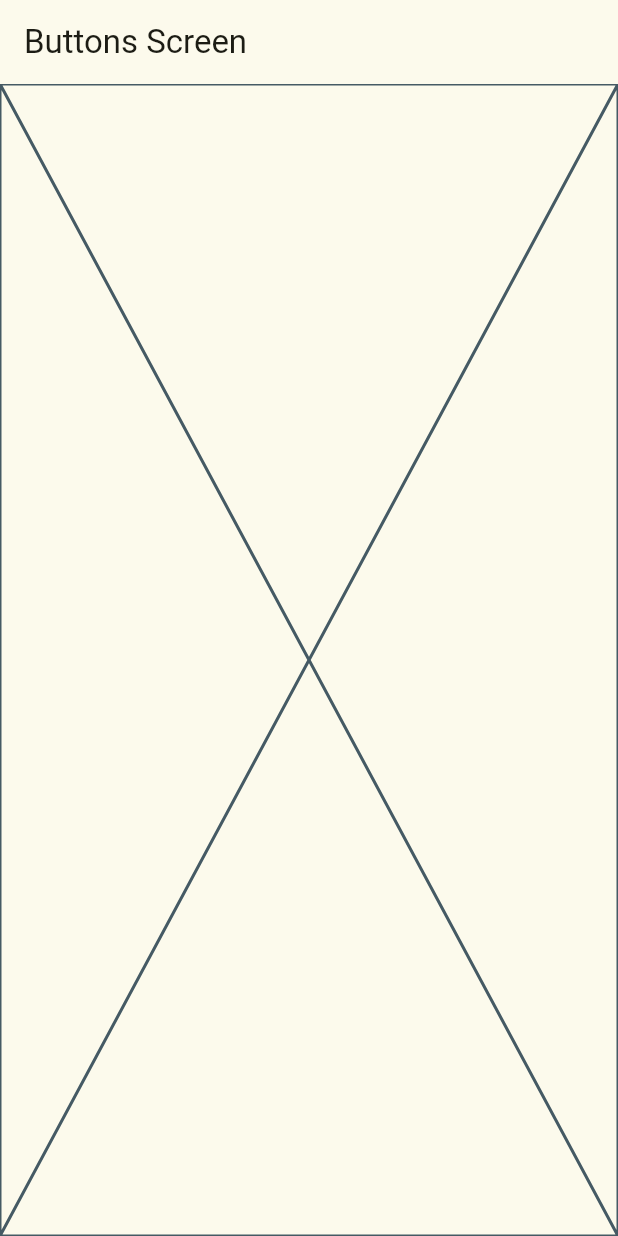
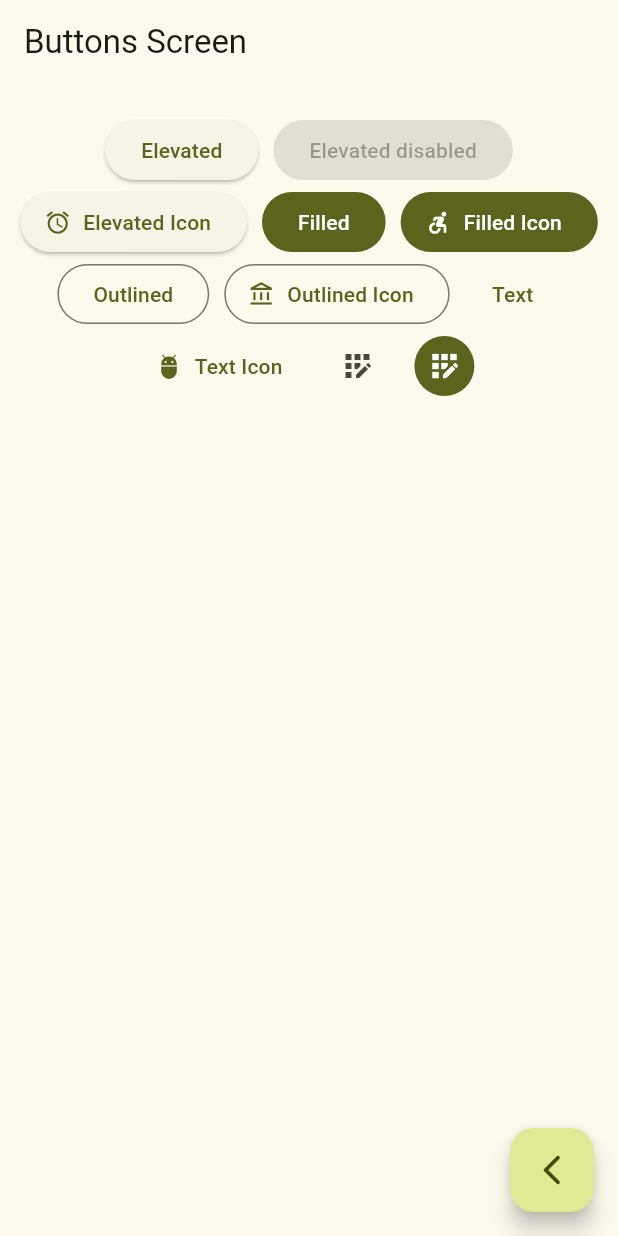
Before and after one commit to oscarruiz05/widgets_app, a Flutter app: the ButtonsScrenn screen opened by its route, on a phone screen of 412 x 824 dp. Run offline on Flutter 3.47's test engine with Material 3 defaults, Android fonts, the phone set to English and light mode, and no system bars; our stand-ins replace go_router.

Commit message:
Refactor menu items and routing to include screen names for navigation

```diff
--- a/lib/config/menu/menu_items.dart
+++ b/lib/config/menu/menu_items.dart
@@ -1,14 +1,18 @@
 import 'package:flutter/material.dart';
+
+import '../../presentation/screens/screens.dart';
 
 class MenuItem {
   final String title;
   final String subTitle;
+  final String name;
   final String link;
   final IconData icon;
 
   const MenuItem({
     required this.title,
     required this.subTitle,
+    required this.name,
     required this.link,
     required this.icon,
   });
@@ -18,12 +22,14 @@ const appMenuItems = <MenuItem>[
   MenuItem(
     title: 'Botones',
     subTitle: 'Varios botones en Flutter',
+    name: ButtonsScrenn.name,
     link: '/buttons',
     icon: Icons.smart_button_outlined,
   ),
   MenuItem(
     title: 'Tarjetas',
     subTitle: 'Un contenedor estilizado',
+    name: CardsScreen.name,
     link: '/cards',
     icon: Icons.credit_card_outlined,
   ),
--- a/lib/config/router/app_router.dart
+++ b/lib/config/router/app_router.dart
@@ -4,11 +4,20 @@ import 'package:widgets_app/presentation/screens/screens.dart';
 final appRouter = GoRouter(
   initialLocation: '/',
   routes: [
-    GoRoute(path: '/', builder: (context, state) => const HomeScreen()),
     GoRoute(
+      name: HomeScreen.name,
+      path: '/',
+      builder: (context, state) => const HomeScreen(),
+    ),
+    GoRoute(
+      name: ButtonsScrenn.name,
       path: '/buttons',
       builder: (context, state) => const ButtonsScrenn(),
     ),
-    GoRoute(path: '/cards', builder: (context, state) => const CardsScreen()),
+    GoRoute(
+      name: CardsScreen.name,
+      path: '/cards',
+      builder: (context, state) => const CardsScreen(),
+    ),
   ],
 );
--- a/lib/presentation/screens/buttons/buttons_screnn.dart
+++ b/lib/presentation/screens/buttons/buttons_screnn.dart
@@ -1,15 +1,84 @@
 import 'package:flutter/material.dart';
+import 'package:go_router/go_router.dart';
 
 class ButtonsScrenn extends StatelessWidget {
+  static const String name = 'buttons';
   const ButtonsScrenn({super.key});
 
   @override
   Widget build(BuildContext context) {
     return Scaffold(
-      appBar: AppBar(
-        title: const Text('Buttons Screen'),
+      appBar: AppBar(title: const Text('Buttons Screen')),
+      body: _ButtonsView(),
+      floatingActionButton: FloatingActionButton(
+        onPressed: () => context.pop(),
+        child: const Icon(Icons.arrow_back_ios_new_rounded),
       ),
-      body: Placeholder(),
     );
   }
 }
+
+class _ButtonsView extends StatelessWidget {
+  const _ButtonsView();
+
+  @override
+  Widget build(BuildContext context) {
+    final colors = Theme.of(context).colorScheme;
+    return SizedBox(
+      width: double.infinity,
+      child: Padding(
+        padding: const EdgeInsets.symmetric(horizontal: 10, vertical: 20),
+        child: Wrap(
+          spacing: 10,
+          alignment: WrapAlignment.center,
+          children: [
+            ElevatedButton(onPressed: () {}, child: const Text('Elevated')),
+            ElevatedButton(
+              onPressed: null,
+              child: const Text('Elevated disabled'),
+            ),
+            ElevatedButton.icon(
+              onPressed: () {},
+              icon: const Icon(Icons.access_alarm_outlined),
+              label: const Text('Elevated Icon'),
+            ),
+
+            FilledButton(onPressed: () {}, child: const Text('Filled')),
+            FilledButton.icon(
+              onPressed: () {},
+              icon: Icon(Icons.accessible_forward),
+              label: const Text('Filled Icon'),
+            ),
+
+            OutlinedButton(onPressed: () {}, child: const Text('Outlined')),
+            OutlinedButton.icon(
+              onPressed: () {},
+              label: const Text('Outlined Icon'),
+              icon: const Icon(Icons.account_balance_outlined),
+            ),
+
+            TextButton(onPressed: () {}, child: const Text('Text')),
+            TextButton.icon(
+              onPressed: () {},
+              label: const Text('Text Icon'),
+              icon: const Icon(Icons.adb_outlined),
+            ),
+
+            IconButton(
+              onPressed: () {},
+              icon: const Icon(Icons.app_registration_outlined),
+            ),
+            IconButton(
+              onPressed: () {},
+              icon: const Icon(Icons.app_registration_outlined),
+              style: ButtonStyle(
+                backgroundColor: WidgetStatePropertyAll(colors.primary),
+                iconColor: WidgetStatePropertyAll(Colors.white),
+              ),
+            ),
+          ],
+        ),
+      ),
+    );
+  }
+}
--- a/lib/presentation/screens/cards/cards_screen.dart
+++ b/lib/presentation/screens/cards/cards_screen.dart
@@ -1,6 +1,7 @@
 import 'package:flutter/material.dart';
 
 class CardsScreen extends StatelessWidget {
+  static const String name = 'cards';
   const CardsScreen({super.key});
 
   @override
--- a/lib/presentation/screens/home/home_screen.dart
+++ b/lib/presentation/screens/home/home_screen.dart
@@ -3,6 +3,8 @@ import 'package:go_router/go_router.dart';
 import 'package:widgets_app/config/menu/menu_items.dart';
 
 class HomeScreen extends StatelessWidget {
+  static const String name = 'home';
+
   const HomeScreen({super.key});
 
   @override
@@ -47,7 +49,7 @@ class _CustomListTitle extends StatelessWidget {
       ),
       title: Text(menuItem.title),
       subtitle: Text(menuItem.subTitle),
-      onTap: () => context.push(menuItem.link),
+      onTap: () => context.pushNamed(menuItem.name),
     );
   }
 }
```
